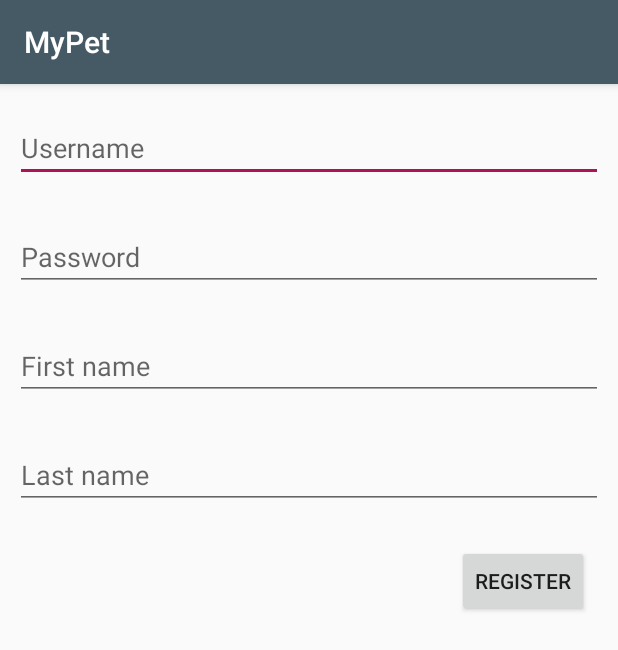
After one commit to xristv/myPet, an Android app: the RegisterActivity screen opened directly, with no data from a screen before it, on a phone screen of 412 x 824 dp. The commit adds this screen. Shown: the top 650 px of the screen. Run offline under Robolectric (Android 15) with nearby library versions, the phone set to English and light mode, and no system bars.

Commit message:
Working on content providers

```diff
--- a/app/build.gradle
+++ b/app/build.gradle
@@ -29,5 +29,6 @@ dependencies {
     })
     compile 'com.android.support:appcompat-v7:25.2.0'
     compile 'com.android.support.constraint:constraint-layout:1.0.2'
+    compile 'com.google.code.gson:gson:2.7'
     testCompile 'junit:junit:4.12'
 }
--- a/app/src/main/AndroidManifest.xml
+++ b/app/src/main/AndroidManifest.xml
@@ -18,6 +18,8 @@
         </activity>
         <activity android:name=".PetActivity"></activity>
         <activity android:name=".BrowseActivity"></activity>
+        <activity android:name=".LoginActivity"></activity>
+        <activity android:name=".RegisterActivity"></activity>
     </application>
 
 </manifest>
--- /dev/null
+++ b/app/src/main/java/gr/athtech/mypet/RegisterActivity.java
@@ -0,0 +1,43 @@
+package gr.athtech.mypet;
+
+import android.content.Intent;
+import android.os.Bundle;
+import android.support.v7.app.AppCompatActivity;
+import android.view.View;
+import android.widget.Button;
+import android.widget.EditText;
+
+import gr.athtech.mypet.service.UserService;
+
+/**
+ * Created by xrist on 9/5/2017.
+ */
+
+public class RegisterActivity extends AppCompatActivity {
+
+
+    @Override
+    protected void onCreate(Bundle savedInstanceState) {
+        super.onCreate(savedInstanceState);
+        setContentView(R.layout.activity_register);
+        setListeners();
+    }
+
+    /**
+     * Setup the various activity listeners
+     */
+    private void setListeners() {
+        Button registerButton = (Button) findViewById(R.id.registerButton);
+        registerButton.setOnClickListener(new View.OnClickListener() {
+            public void onClick(View v) {
+                Intent intent = new Intent(getApplicationContext(), LoginActivity.class);
+                intent.setAction(UserService.ACTION_CREATE_USER);
+                intent.putExtra("username", ((EditText) findViewById(R.id.usernameText)).getText());
+                intent.putExtra("password", ((EditText) findViewById(R.id.passwordText)).getText());
+                intent.putExtra("firstName", ((EditText) findViewById(R.id.firstNameText)).getText());
+                intent.putExtra("lastName", ((EditText) findViewById(R.id.lastNameText)).getText());
+                startService(intent);
+            }
+        });
+    }
+}
--- a/app/src/main/res/layout/activity_main.xml
+++ b/app/src/main/res/layout/activity_main.xml
@@ -5,7 +5,6 @@
     android:layout_width="match_parent"
     android:layout_height="match_parent"
     android:background="@android:color/background_light">
-
 
     <TextView
         android:id="@+id/exploreText"
--- /dev/null
+++ b/app/src/main/res/layout/activity_register.xml
@@ -0,0 +1,76 @@
+<?xml version="1.0" encoding="utf-8"?>
+<LinearLayout xmlns:android="http://schemas.android.com/apk/res/android"
+    android:layout_width="match_parent"
+    android:layout_height="match_parent"
+    android:orientation="vertical">
+
+    <RelativeLayout
+        android:layout_width="match_parent"
+        android:layout_height="match_parent"
+        android:paddingEnd="10dp"
+        android:paddingStart="10dp"
+        android:paddingTop="20dp">
+
+        <EditText
+            android:id="@+id/usernameText"
+            android:layout_width="match_parent"
+            android:layout_height="wrap_content"
+            android:layout_alignParentStart="true"
+            android:layout_alignParentTop="true"
+            android:ems="10"
+            android:hint="@string/usernameText"
+            android:inputType="textPersonName"
+            android:text=""
+            android:textColorLink="@color/colorPrimary" />
+
+        <EditText
+            android:id="@+id/passwordText"
+            android:layout_width="match_parent"
+            android:layout_height="wrap_content"
+            android:layout_alignParentEnd="true"
+            android:layout_below="@+id/usernameText"
+            android:layout_marginTop="27dp"
+            android:ems="10"
+            android:hint="@string/passwordText"
+            android:inputType="textPersonName"
+            android:text=""
+            android:textColorLink="@color/colorPrimary" />
+
+        <EditText
+            android:id="@+id/firstNameText"
+            android:layout_width="match_parent"
+            android:layout_height="wrap_content"
+            android:layout_alignParentEnd="true"
+            android:layout_below="@+id/passwordText"
+            android:layout_marginTop="27dp"
+            android:ems="10"
+            android:hint="@string/firstNameText"
+            android:inputType="textPersonName"
+            android:text=""
+            android:textColorLink="@color/colorPrimary" />
+
+        <EditText
+            android:id="@+id/lastNameText"
+            android:layout_width="match_parent"
+            android:layout_height="wrap_content"
+            android:layout_alignParentEnd="true"
+            android:layout_below="@+id/firstNameText"
+            android:layout_marginTop="27dp"
+            android:ems="10"
+            android:hint="@string/lastNameText"
+            android:inputType="textPersonName"
+            android:text=""
+            android:textColorLink="@color/colorPrimary" />
+
+        <Button
+            android:id="@+id/registerButton"
+            android:layout_width="wrap_content"
+            android:layout_height="wrap_content"
+            android:layout_alignParentEnd="true"
+            android:layout_below="@+id/lastNameText"
+            android:layout_marginEnd="9dp"
+            android:layout_marginTop="24dp"
+            android:text="@string/registerText" />
+
+    </RelativeLayout>
+</LinearLayout>
--- a/app/src/main/res/values/colors.xml
+++ b/app/src/main/res/values/colors.xml
@@ -1,6 +1,6 @@
 <?xml version="1.0" encoding="utf-8"?>
 <resources>
-    <color name="colorPrimary">#455A64</color>
+    <color name="colorPrimary">#455a64</color>
     <color name="colorPrimaryDark">#37474F</color>
     <color name="colorAccent">#AD1457</color>
     <color name="colorPrimaryOpacity">#d4455A64</color>
--- a/app/src/main/res/values/strings.xml
+++ b/app/src/main/res/values/strings.xml
@@ -27,4 +27,10 @@
     <string name="menuList">List</string>
     <string name="menuGrid">Grid</string>
     <string name="speciesText">Species</string>
+    <string name="usernameText">Username</string>
+    <string name="passwordText">Password</string>
+    <string name="firstNameText">First name</string>
+    <string name="lastNameText">Last name</string>
+    <string name="loginText">Login</string>
+    <string name="registerText">Register</string>
 </resources>
```
Also changed, not shown: app/src/main/java/gr/athtech/mypet/LoginActivity.java (added, +92 -0 lines), app/src/main/java/gr/athtech/mypet/MainActivity.java (+40 -0 lines), app/src/main/java/gr/athtech/mypet/db/UserManagementContract.java (added, +34 -0 lines), app/src/main/java/gr/athtech/mypet/db/UserProvider.java (added, +96 -0 lines), app/src/main/java/gr/athtech/mypet/model/User.java (added, +55 -0 lines), app/src/main/java/gr/athtech/mypet/service/UserService.java (added, +138 -0 lines), app/src/main/res/layout/activity_login.xml (added, +56 -0 lines), app/src/main/res/menu/menu_login.xml (added, +9 -0 lines).
